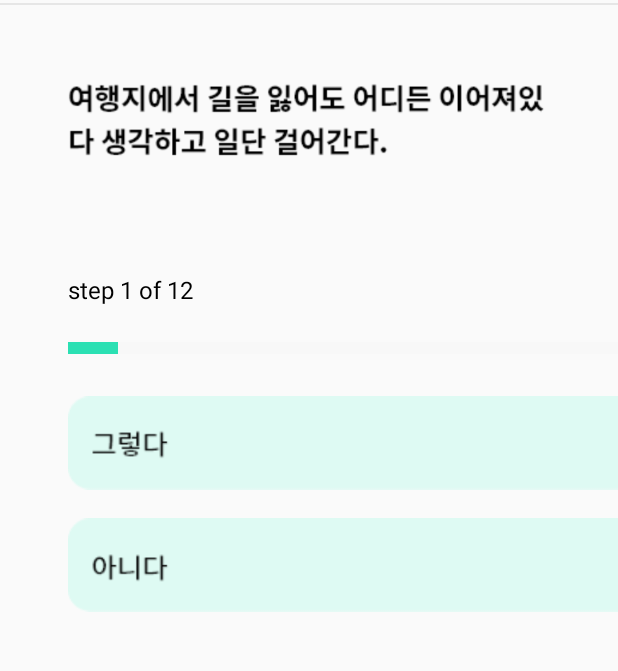
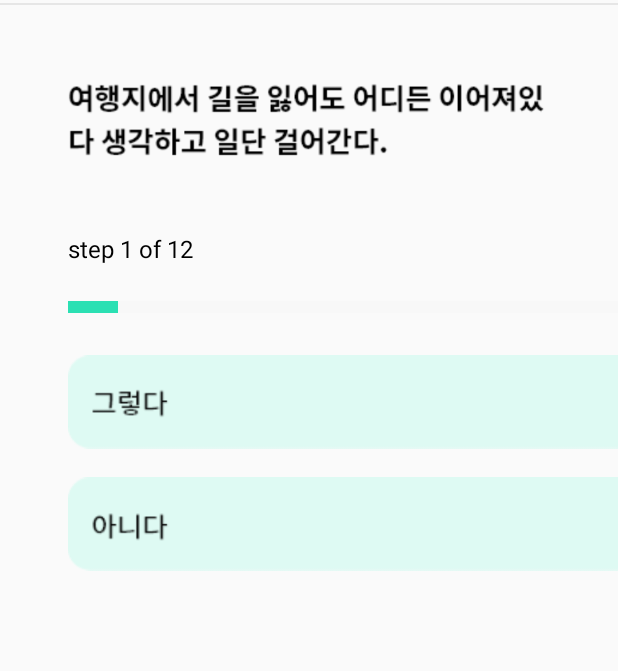
Before and after one commit to joonhwan-choi/2022-oasis-hackathon, an Android app: the MbtiQ1Activity screen opened directly, with no data from a screen before it, on a phone screen of 412 x 824 dp, the part 134-805 px from its top. Run offline under Robolectric (Android 15) with nearby library versions, the phone set to English and light mode, and no system bars.

Commit message:
mbti reUpdate

```diff
--- a/HoEAT/app/src/main/res/layout/activity_mbtiq1.xml
+++ b/HoEAT/app/src/main/res/layout/activity_mbtiq1.xml
@@ -61,7 +61,6 @@
                 android:layout_width="wrap_content"
                 android:layout_height="wrap_content"
                 android:layout_marginLeft="45dp"
-                android:layout_marginTop="27dp"
                 android:layout_marginBottom="23.7dp"
                 android:text="step 1 of 12"
                 android:textSize="16sp"
--- a/HoEAT/app/src/main/res/layout/activity_mbtiq2.xml
+++ b/HoEAT/app/src/main/res/layout/activity_mbtiq2.xml
@@ -60,7 +60,6 @@
                 android:layout_width="wrap_content"
                 android:layout_height="wrap_content"
                 android:layout_marginLeft="45dp"
-                android:layout_marginTop="27dp"
                 android:layout_marginBottom="23.7dp"
                 android:text="step 2 of 12"
                 android:textSize="16sp"
--- a/HoEAT/app/src/main/res/layout/activity_mbtiq3.xml
+++ b/HoEAT/app/src/main/res/layout/activity_mbtiq3.xml
@@ -59,7 +59,6 @@
                 android:layout_width="wrap_content"
                 android:layout_height="wrap_content"
                 android:layout_marginLeft="45dp"
-                android:layout_marginTop="27dp"
                 android:layout_marginBottom="23.7dp"
                 android:text="step 3 of 12"
                 android:textSize="16sp"
```
Also changed, not shown: HoEAT/app/src/main/java/com/example/hoeattest/MbtiQ12Activity.java (line endings or trailing spaces).
